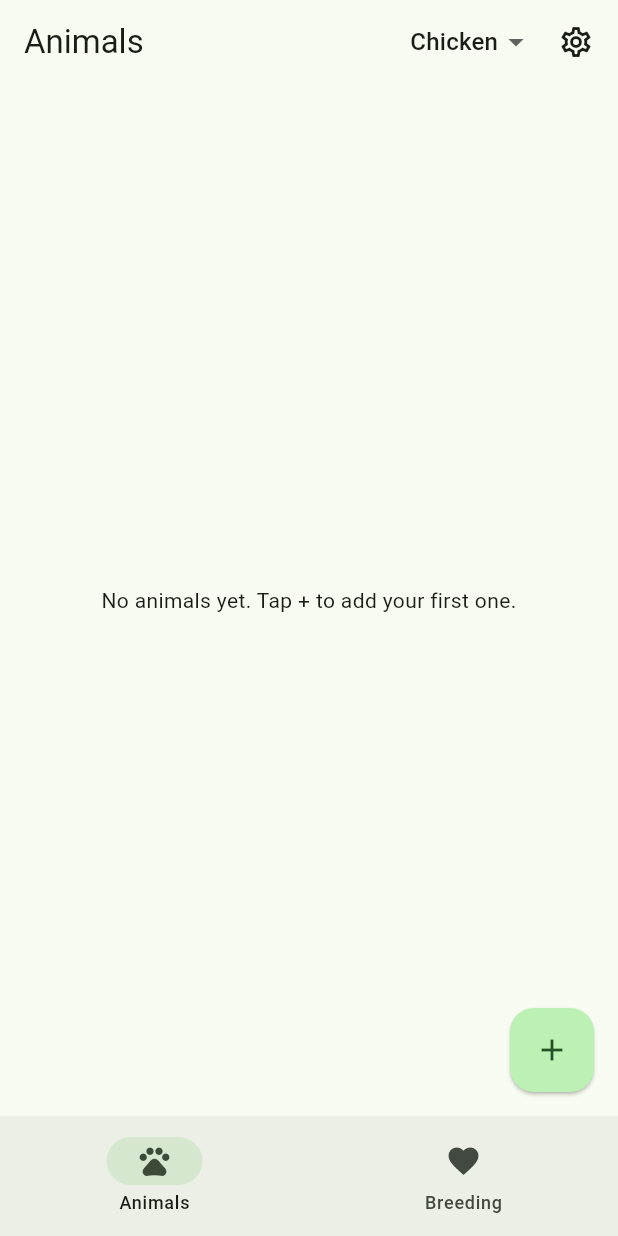
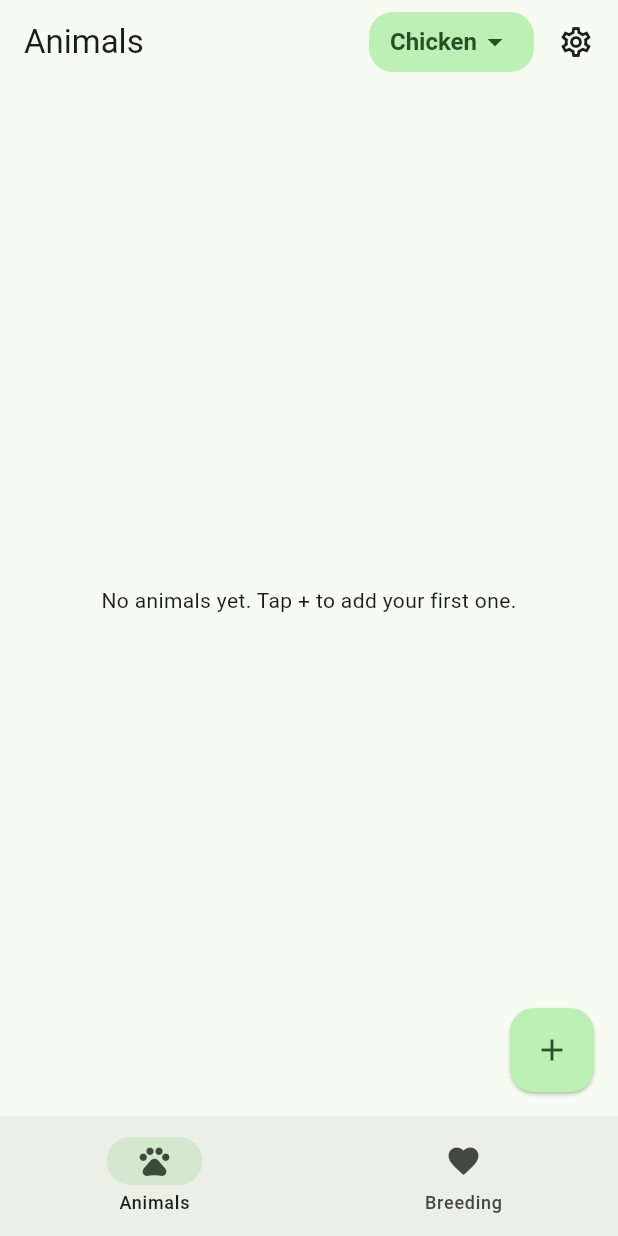
Before and after one commit to jaredkees04-png/genetics-app, a Flutter app: the screen it shows after launch, on a phone screen of 412 x 824 dp. Run offline on Flutter 3.47's test engine with Material 3 defaults, Android fonts, the phone set to English and light mode, and no system bars; our stand-ins replace drift, drift_flutter, flutter_riverpod, shared_preferences; accounts and stored records are empty; generated files the repository leaves out were written again.

Commit message:
Restyle species selector as a colored pill to match the FAB (#10)
Was a bare DropdownButton with no background - just text and an arrow
floating in the app bar. Now wrapped in the same primaryContainer/16px-
radius treatment as the FAB, with bigger (16px, semibold) text and a
colored dropdown arrow, so it reads as a button rather than a stray
label.

Verified in headless Chromium: the two now visibly share the same
color/shape language, no app bar overflow at the increased size.


Claude-Session: https://claude.ai/code/session_01E8jGzK9zWcUUfrBYAyyt6q

Co-authored-by: Claude <noreply@anthropic.com>

```diff
--- a/lib/features/home/species_selector.dart
+++ b/lib/features/home/species_selector.dart
@@ -3,8 +3,10 @@ import 'package:flutter_riverpod/flutter_riverpod.dart';
 
 import '../../app/providers.dart';
 
-/// A compact dropdown for switching which species the Animals/Breeding
-/// tabs show. Hidden when only one species is seeded, since there's
+/// A dropdown for switching which species the Animals/Breeding tabs
+/// show, styled as a colored pill to match the FAB (same
+/// primaryContainer/16px-radius treatment) rather than a bare text
+/// dropdown. Hidden when only one species is seeded, since there's
 /// nothing to switch between yet.
 class SpeciesSelector extends ConsumerWidget {
   const SpeciesSelector({super.key});
@@ -17,15 +19,31 @@ class SpeciesSelector extends ConsumerWidget {
     return speciesAsync.maybeWhen(
       data: (list) {
         if (list.length <= 1 || current == null) return const SizedBox.shrink();
-        return DropdownButtonHideUnderline(
+        final colorScheme = Theme.of(context).colorScheme;
+
+        return Container(
+          padding: const EdgeInsets.symmetric(horizontal: 14, vertical: 8),
+          decoration: BoxDecoration(
+            color: colorScheme.primaryContainer,
+            borderRadius: BorderRadius.circular(16),
+          ),
+          child: DropdownButtonHideUnderline(
             child: DropdownButton<String>(
               value: current.id,
-            icon: const Icon(Icons.arrow_drop_down),
+              isDense: true,
+              icon: Icon(Icons.arrow_drop_down, color: colorScheme.onPrimaryContainer),
+              style: TextStyle(
+                color: colorScheme.onPrimaryContainer,
+                fontSize: 16,
+                fontWeight: FontWeight.w600,
+              ),
+              dropdownColor: colorScheme.surfaceContainerHigh,
               items: list
                   .map((s) => DropdownMenuItem(value: s.id, child: Text(s.name)))
                   .toList(),
               onChanged: (id) =>
                   ref.read(selectedSpeciesIdProvider.notifier).select(id),
+            ),
           ),
         );
       },
```
Lines whose indentation alone changed are shown as unchanged.
